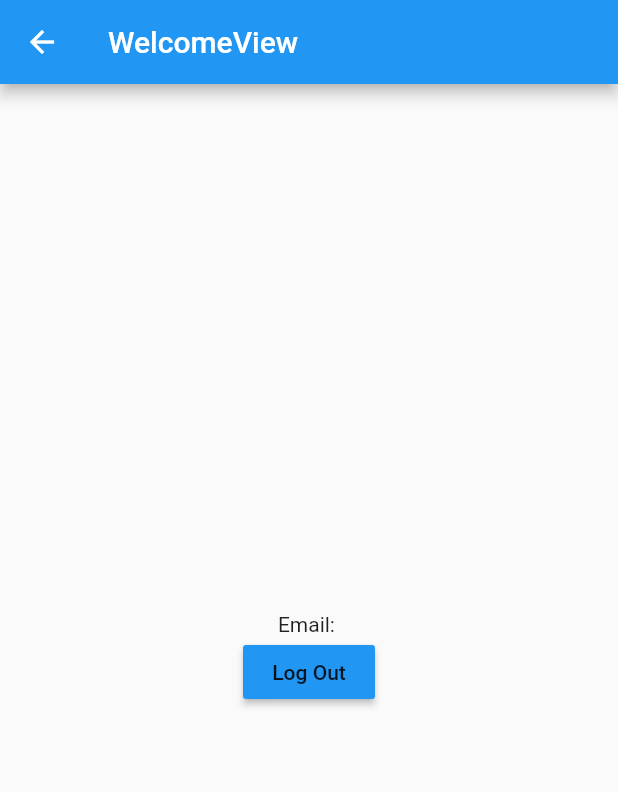
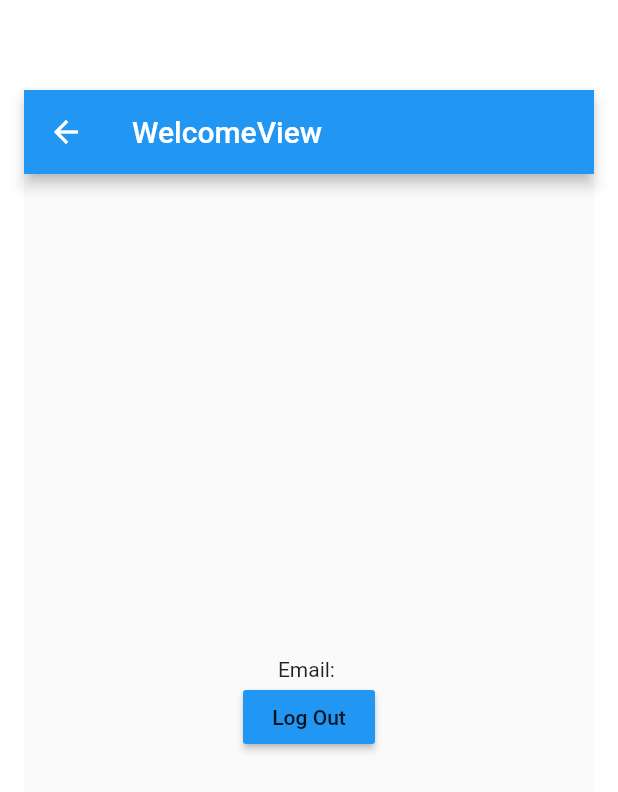
Before and after one commit to iamhemantgauhai/Flutter-Validation-Form, a Flutter app: the DashBoardWidget screen opened directly, on a phone screen of 412 x 824 dp. Shown: the top 792 px of the screen. Run offline on Flutter 3.47's test engine with Material 2 defaults, Android fonts, the phone set to English and light mode, and no system bars; our stand-ins replace get, hive_flutter, velocity_x; accounts and stored records are empty.

Commit message:
initial commit

```diff
--- a/lib/app/pages/dashboard/widgets/dashboard_widgets.dart
+++ b/lib/app/pages/dashboard/widgets/dashboard_widgets.dart
@@ -13,12 +13,17 @@ class DashBoardWidget extends StatelessWidget {
 
   @override
   Widget build(BuildContext context) {
-    return Scaffold(
+    return GetBuilder<LoginController>(
+      builder: (controller) => SafeArea(
+        child: Container(
+          margin: const EdgeInsets.only(top: 60, left: 16, right: 16),
+          width: context.width,
+          height: context.height,
+          child: Scaffold(
             appBar: AppBar(
               title: const Text('WelcomeView'),
             ),
-      body: GetBuilder<LoginController>(
-        builder: (controller) => Column(
+            body: Column(
               mainAxisAlignment: MainAxisAlignment.center,
               children: [
                 Center(
@@ -41,6 +46,8 @@ class DashBoardWidget extends StatelessWidget {
               ],
             ),
           ),
+        ),
+      ),
     );
   }
 }
```
Also changed, not shown: 4 other files. Lines whose indentation alone changed are shown as unchanged.
